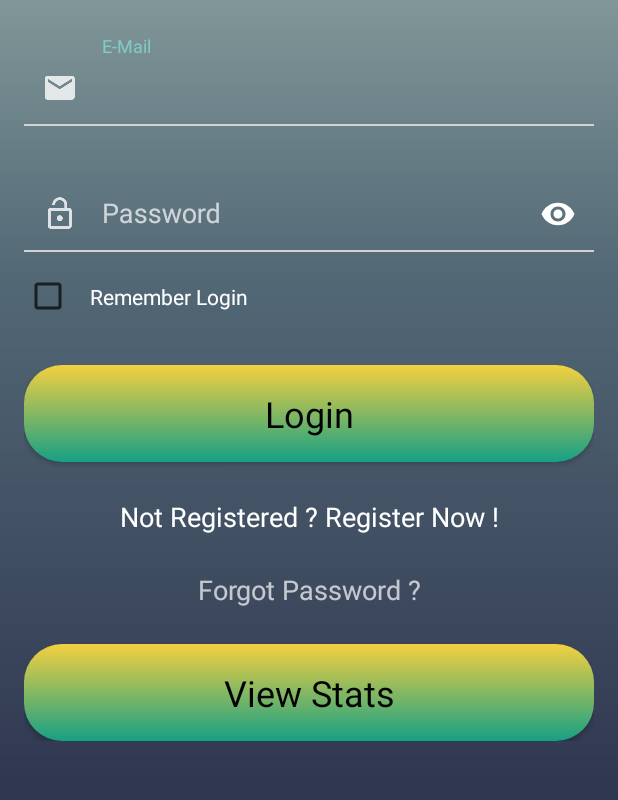
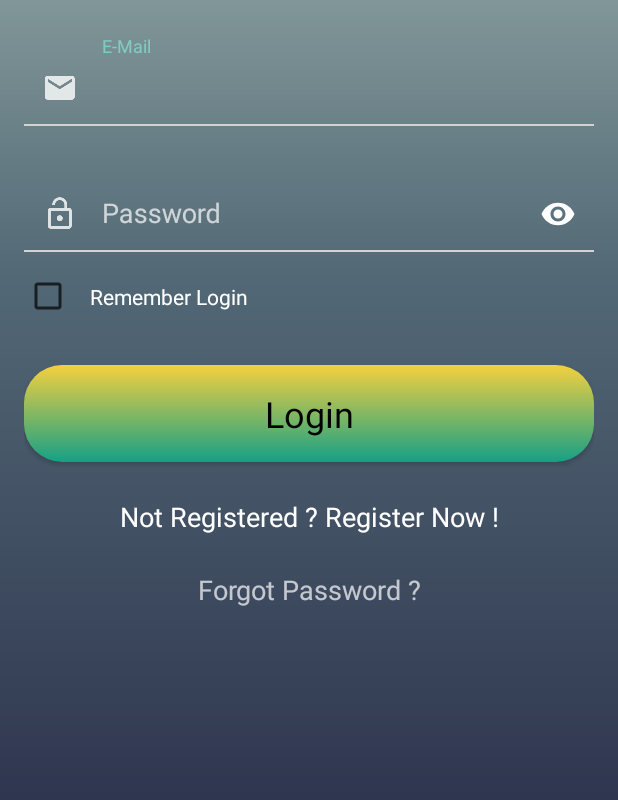
Before and after one commit to Michaelp91/Social-Live-Tracking, an Android app: the screen it shows after launch (MainActivity), on a phone screen of 412 x 824 dp, the part 349-1149 px from its top. Run offline under Robolectric (Android 15) with nearby library versions, the phone set to English and light mode, and no system bars; libraries missing offline, so code that uses them is left out: retrofit2.adapter.rxjava, rx.android.schedulers, rx.functions, rx.schedulers, rx.subscriptions; 1 statement that could not run was skipped.

Commit message:
button in loginFragment removed

```diff
--- a/app/src/main/java/com/slt/fragments/LoginFragment.java
+++ b/app/src/main/java/com/slt/fragments/LoginFragment.java
@@ -107,7 +107,7 @@ public class LoginFragment extends Fragment {
     }
 
     private void initViews(View v) {
-        mBtViewStatistics = (Button) v.findViewById(R.id.btn_statistics);
+        //mBtViewStatistics = (Button) v.findViewById(R.id.btn_statistics);
         mEtEmail = (EditText) v.findViewById(R.id.et_email);
         mEtPassword = (EditText) v.findViewById(R.id.et_password);
         mBtLogin = (Button) v.findViewById(R.id.btn_login);
@@ -138,11 +138,7 @@ public class LoginFragment extends Fragment {
             Log.i(TAG, "Failure when retrieving shared preferences");
         }
 
-        mBtViewStatistics.setOnClickListener(new OnClickListener() {
-            public void onClick(View v) {
-                viewStatistics();
-            }
-        });
+
 
         mBtLogin.setOnClickListener(new OnClickListener() {
             public void onClick(View v) {
@@ -150,6 +146,11 @@ public class LoginFragment extends Fragment {
                 setError();
                 String email = mEtEmail.getText().toString();
                 String password = mEtPassword.getText().toString();
+
+                // TODO to be deleted!!!
+                email = "live.tr@gmx.de";
+                password = "app";
+                // TODO the end
 
 
                 int err = 0;
--- a/app/src/main/java/com/slt/statistics/adapter/DetailsDataAdapter.java
+++ b/app/src/main/java/com/slt/statistics/adapter/DetailsDataAdapter.java
@@ -42,7 +42,7 @@ import java.util.List;
  * Created by matze on 02.01.18.
  */
 
-public class DetailsDataAdapter  extends ArrayAdapter {
+public class DetailsDataAdapter extends ArrayAdapter {
     private GridView gridView;
 
     public DetailsDataAdapter(@NonNull Context context, List list) {
@@ -91,7 +91,7 @@ public class DetailsDataAdapter  extends ArrayAdapter {
             ImageView imageView = new ImageView(getContext());
             imageView.setId(i);
             imageView.setPadding(2, 2, 2, 2);
-                           imageView.setImageBitmap(BitmapFactory.decodeResource(
+            imageView.setImageBitmap(BitmapFactory.decodeResource(
                     getContext().getResources(), R.drawable.running_cup));
 
             imageView.setScaleType(ImageView.ScaleType.FIT_XY);
@@ -129,7 +129,6 @@ public class DetailsDataAdapter  extends ArrayAdapter {
     }
 
 
-
     private View getViewOfDetailsText(LayoutInflater inflater, int position, View convertView, ViewGroup parent) {
         View rowView = inflater.inflate(R.layout.details_infos_list, parent, false);
 
@@ -150,7 +149,6 @@ public class DetailsDataAdapter  extends ArrayAdapter {
         ObjectItemData.add(new ObjectItem("93", "Nissan"));
         ObjectItemData.add(new ObjectItem("94", "Puregold"));
         ObjectItemData.add(new ObjectItem("95", "SM"));
-
 
 
         // our adapter instance
--- a/app/src/main/res/layout/fragment_login.xml
+++ b/app/src/main/res/layout/fragment_login.xml
@@ -155,19 +155,7 @@
 
 
 
-            <Button
-                android:id="@+id/btn_statistics"
-                android:layout_width="match_parent"
-                android:layout_height="wrap_content"
-                android:background="@drawable/background_login"
-                android:text="View Stats"
-                android:textColor="#000000"
-                android:textAllCaps="false"
-                android:padding="16dp"
-                android:clickable="true"
-                style="@style/Base.TextAppearance.AppCompat.Body1"
-                android:layout_marginTop="24dp"
-                android:textSize="24sp"/>
+
         </LinearLayout>
     </ScrollView>
 </LinearLayout>
```
